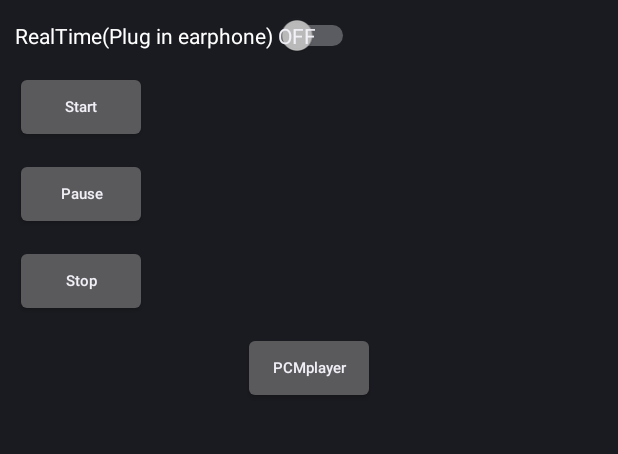
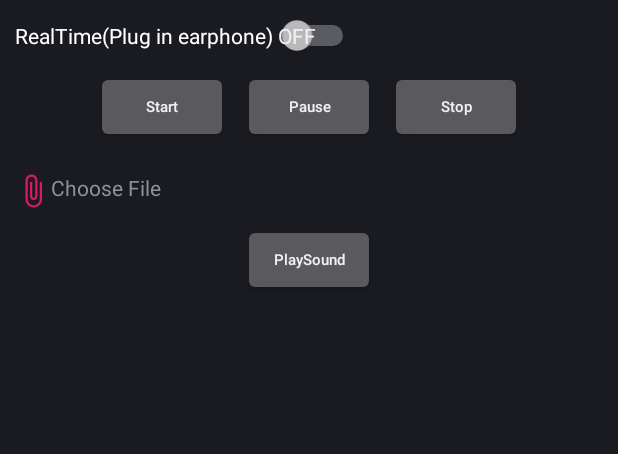
Before and after one commit to xmaihh/MFSocket, an Android app: the screen it shows after launch (AudioRecorderActivity), on a phone screen of 412 x 824 dp, the part 454-908 px from its top. Run offline under Robolectric (Android 15) with nearby library versions, the phone set to English and light mode, and no system bars; 1 statement that could not run was skipped.

Commit message:
Add support playPCMRecord

```diff
--- a/librecord/src/main/java/com/android/librecord/AudioTrack.java
+++ b/librecord/src/main/java/com/android/librecord/AudioTrack.java
@@ -1,6 +1,7 @@
 package com.android.librecord;
 
 import android.media.AudioManager;
+import android.util.Log;
 
 import java.io.FileInputStream;
 import java.io.FileNotFoundException;
@@ -55,7 +56,9 @@ public class AudioTrack {
     }
 
     public void playPCMFile(String filePath) {
+
         if (mState == AudioTrackState.PLAYING) {
+            Log.d("521", "playPCMFile: ");
             FileInputStream fis = null;
             try {
                 fis = new FileInputStream(filePath);
--- a/sample/src/main/AndroidManifest.xml
+++ b/sample/src/main/AndroidManifest.xml
@@ -1,5 +1,8 @@
 <manifest xmlns:android="http://schemas.android.com/apk/res/android"
     package="tp.xmaihh.sample">
+
+    <uses-permission android:name="android.permission.WRITE_EXTERNAL_STORAGE" />
+    <uses-permission android:name="android.permission.RECORD_AUDIO" />
 
     <application
         android:allowBackup="true"
--- /dev/null
+++ b/sample/src/main/res/drawable/ic_attach_file.xml
@@ -0,0 +1,5 @@
+<vector android:height="24dp" android:tint="#FFFFFF"
+    android:viewportHeight="24.0" android:viewportWidth="24.0"
+    android:width="24dp" xmlns:android="http://schemas.android.com/apk/res/android">
+    <path android:fillColor="#FF000000" android:pathData="M16.5,6v11.5c0,2.21 -1.79,4 -4,4s-4,-1.79 -4,-4V5c0,-1.38 1.12,-2.5 2.5,-2.5s2.5,1.12 2.5,2.5v10.5c0,0.55 -0.45,1 -1,1s-1,-0.45 -1,-1V6H10v9.5c0,1.38 1.12,2.5 2.5,2.5s2.5,-1.12 2.5,-2.5V5c0,-2.21 -1.79,-4 -4,-4S7,2.79 7,5v12.5c0,3.04 2.46,5.5 5.5,5.5s5.5,-2.46 5.5,-5.5V6h-1.5z"/>
+</vector>
--- a/sample/src/main/res/layout/activity_audio_recorder.xml
+++ b/sample/src/main/res/layout/activity_audio_recorder.xml
@@ -195,55 +195,74 @@
         app:layout_constraintLeft_toLeftOf="parent"
         app:layout_constraintTop_toBottomOf="@id/mr_tvFilePath" />
 
+    <LinearLayout
+        android:id="@+id/mr_ll_audio_recorder"
+        android:layout_width="wrap_content"
+        android:layout_height="wrap_content"
+        android:layout_marginLeft="10dp"
+        android:layout_marginTop="10dp"
+        android:layout_marginRight="10dp"
+        android:orientation="horizontal"
+        android:weightSum="3"
+        app:layout_constraintLeft_toLeftOf="parent"
+        app:layout_constraintRight_toRightOf="parent"
+        app:layout_constraintTop_toBottomOf="@id/mr_switch">
+
         <Button
             android:id="@+id/mr_btnStart"
             android:layout_width="wrap_content"
             android:layout_height="wrap_content"
-        android:layout_marginLeft="10dp"
-        android:layout_marginTop="10dp"
+            android:layout_weight="1"
             android:text="Start"
             android:textAllCaps="false"
-        android:textSize="10sp"
-        app:layout_constraintLeft_toLeftOf="parent"
-        app:layout_constraintTop_toBottomOf="@id/mr_switch" />
+            android:textSize="10sp" />
 
         <Button
             android:id="@+id/mr_btnPause"
             android:layout_width="wrap_content"
             android:layout_height="wrap_content"
             android:layout_marginLeft="10dp"
-        android:layout_marginTop="10dp"
+            android:layout_weight="1"
             android:text="Pause"
             android:textAllCaps="false"
-        android:textSize="10sp"
-        app:layout_constraintLeft_toLeftOf="parent"
-        app:layout_constraintTop_toBottomOf="@id/mr_btnStart" />
+            android:textSize="10sp" />
 
         <Button
             android:id="@+id/mr_btnStop"
             android:layout_width="wrap_content"
             android:layout_height="wrap_content"
             android:layout_marginLeft="10dp"
-        android:layout_marginTop="10dp"
+            android:layout_weight="1"
             android:text="Stop"
             android:textAllCaps="false"
-        android:textSize="10sp"
-        app:layout_constraintLeft_toLeftOf="parent"
-        app:layout_constraintTop_toBottomOf="@id/mr_btnPause" />
+            android:textSize="10sp" />
+    </LinearLayout>
 
 
+    <TextView
+        android:id="@+id/mr_tvChooseFile"
+        android:layout_width="wrap_content"
+        android:layout_height="wrap_content"
+        android:layout_marginLeft="10dp"
+        android:layout_marginTop="20dp"
+        android:drawableLeft="@drawable/ic_attach_file"
+        android:drawableTint="@color/colorAccent"
+        android:text="Choose File"
+        app:layout_constraintLeft_toLeftOf="parent"
+        app:layout_constraintTop_toBottomOf="@id/mr_ll_audio_recorder" />
+
     <Button
-        android:id="@+id/mr_btnPlayPCM"
+        android:id="@+id/mr_btnPlaySound"
         android:layout_width="wrap_content"
         android:layout_height="wrap_content"
         android:layout_marginLeft="10dp"
         android:layout_marginTop="10dp"
         android:layout_marginRight="10dp"
-        android:text="PCMplayer"
+        android:text="PlaySound"
         android:textAllCaps="false"
         android:textSize="10sp"
         app:layout_constraintLeft_toLeftOf="parent"
         app:layout_constraintRight_toRightOf="parent"
-        app:layout_constraintTop_toBottomOf="@id/mr_btnStop" />
+        app:layout_constraintTop_toBottomOf="@id/mr_tvChooseFile" />
 
 </androidx.constraintlayout.widget.ConstraintLayout>
```
Also changed, not shown: sample/src/main/java/tp/xmaihh/sample/AudioRecorderActivity.java (+51 -4 lines), sample/src/main/java/tp/xmaihh/sample/AudioTrackActivity.java (added, +109 -0 lines), sample/src/main/java/tp/xmaihh/sample/utils/Uri2path.java (added, +142 -0 lines), sample/src/main/res/layout/activity_audio_track.xml (added, +19 -0 lines), 5 other files. Lines whose indentation alone changed are shown as unchanged.
